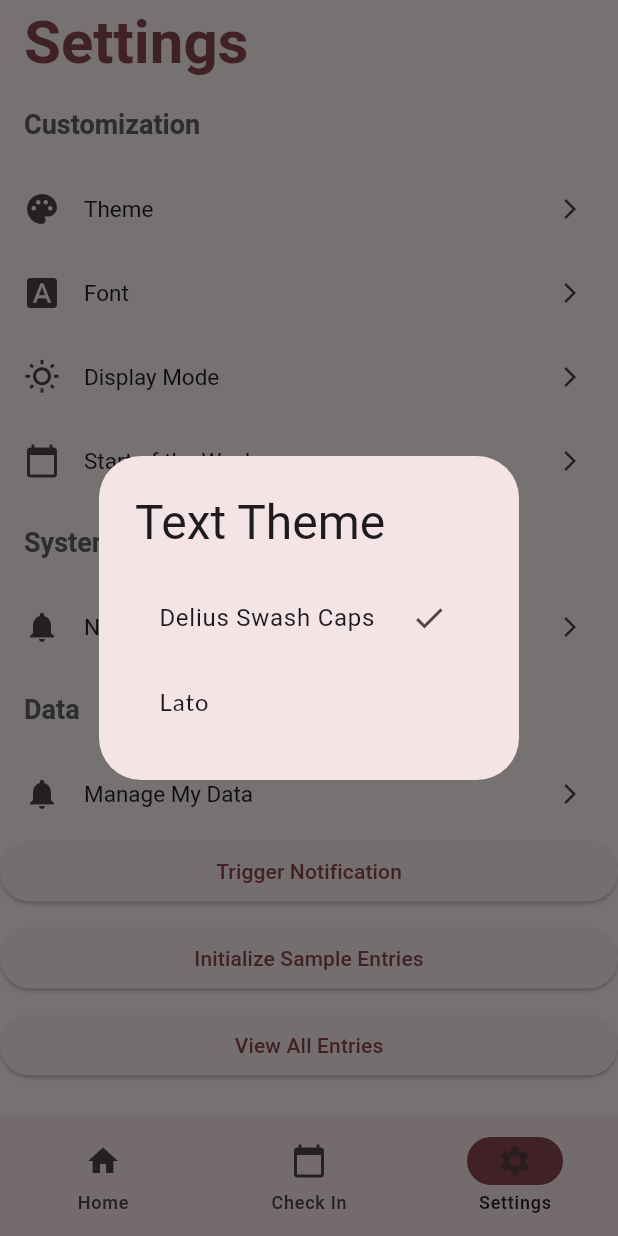
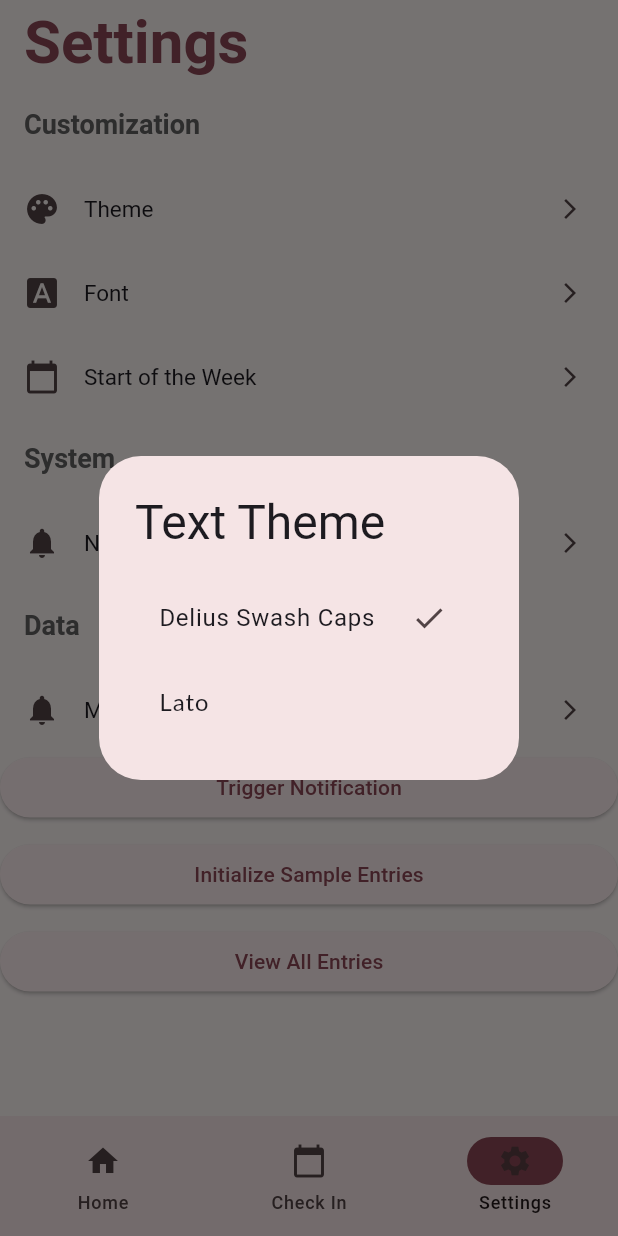
Before and after one commit to luna-mm/vibe_check, a Flutter app: the screen it shows after launch, item 3 of the bottom bar chosen, after a tap on "Font", on a phone screen of 412 x 824 dp. Run offline on Flutter 3.47's test engine with Material 3 defaults, Android fonts, the phone set to English and light mode, and no system bars; our stand-ins replace flutter_colorpicker, google_fonts, sqflite; missing offline and left inert: flutter_confetti, word_cloud; accounts and stored records are empty; Roboto replaces fonts that are missing (Delius Swash Caps).

Commit message:
remove display mode

```diff
--- a/lib/main.dart
+++ b/lib/main.dart
@@ -325,9 +325,6 @@ class SettingsPage extends StatelessWidget {
               builder: (context) => const FontSelectorDialog(),
             );
           }),
-          _settingsOpt(Icons.wb_sunny_outlined, "Display Mode", context, onTap: () {
-            // TODO: Implement Display Mode, including System, Dark, Light mode
-          }),
           _settingsOpt(Icons.calendar_today, "Start of the Week", context, onTap: () {
             showDialog(
               context: context,
```
